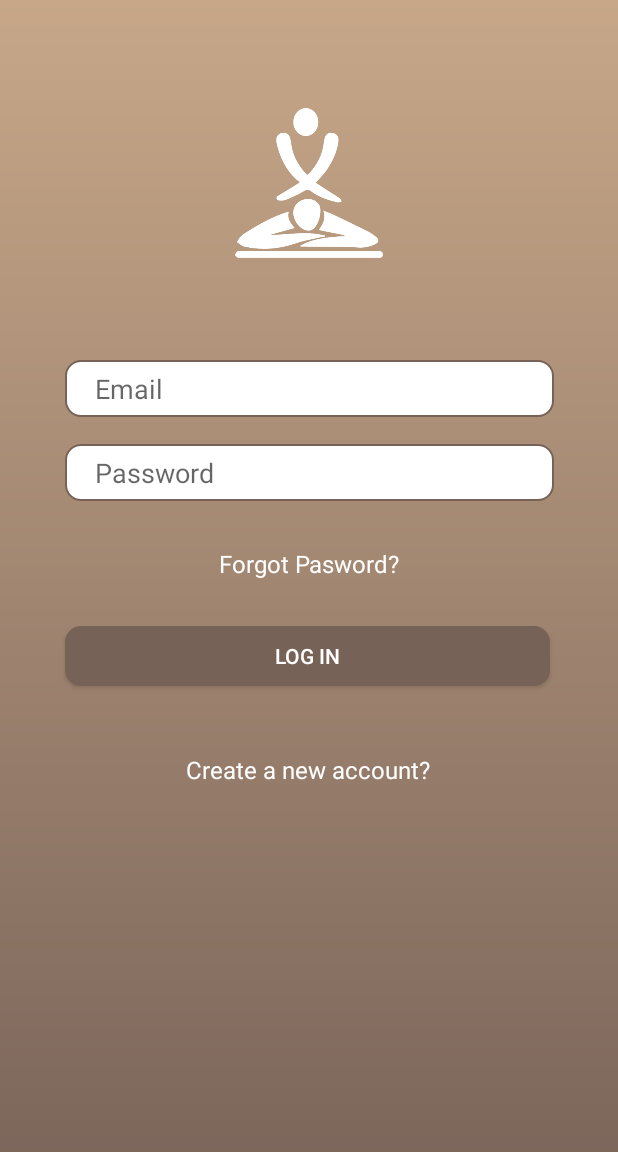
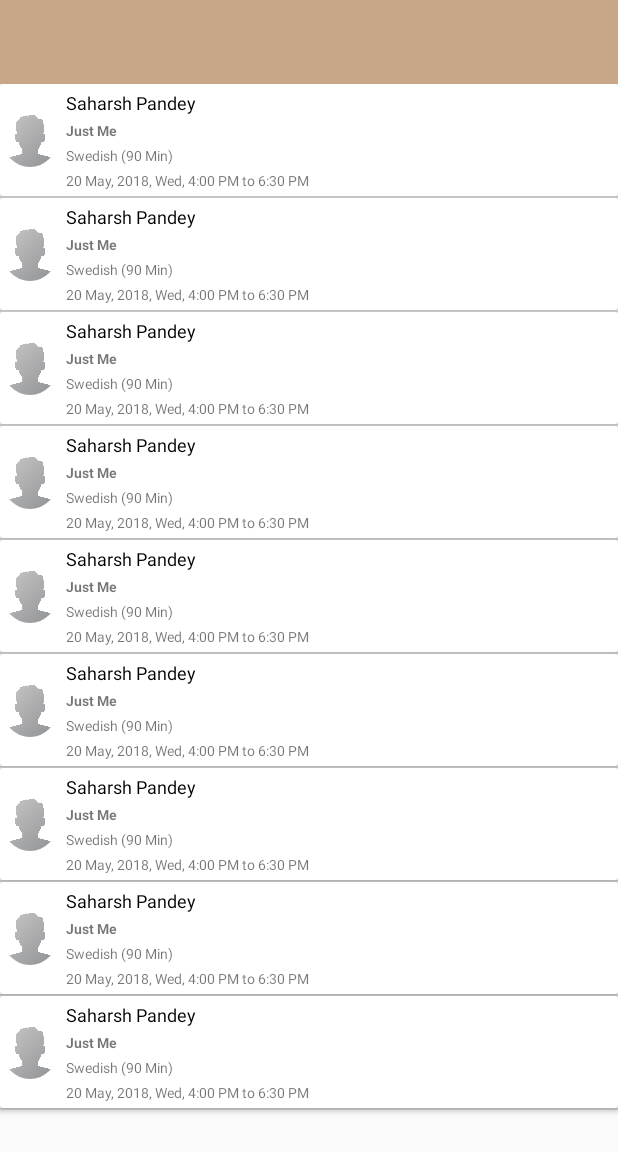
Before and after one commit to AndroWork/Massageolly, an Android app: the screen it shows after launch (LogIn before the commit, ClientsList after it), on a phone screen of 412 x 824 dp. Shown: the top 1152 px of the screen. Run offline under Robolectric (Android 15) with nearby library versions, the phone set to English and light mode, and no system bars; our stand-ins replace CircleImageView.

Commit message:
Recycler View for Client List

```diff
--- a/app/build.gradle
+++ b/app/build.gradle
@@ -21,6 +21,7 @@ android {
 dependencies {
     implementation fileTree(dir: 'libs', include: ['*.jar'])
     implementation 'com.android.support:appcompat-v7:27.1.1'
+    implementation 'com.android.support:cardview-v7:27.1.1'
     implementation 'com.android.support.constraint:constraint-layout:1.1.3'
     implementation 'com.android.support:support-v4:27.1.1'
     implementation 'com.android.support:design:27.1.1'
--- /dev/null
+++ b/app/src/main/java/ca/massageinhome/massageolly_therapist/ClientsList.java
@@ -0,0 +1,65 @@
+package ca.massageinhome.massageolly_therapist;
+
+import android.support.v7.app.AppCompatActivity;
+import android.os.Bundle;
+import android.support.v7.widget.DefaultItemAnimator;
+import android.support.v7.widget.DividerItemDecoration;
+import android.support.v7.widget.LinearLayoutManager;
+import android.support.v7.widget.RecyclerView;
+
+import java.util.ArrayList;
+import java.util.List;
+
+public class ClientsList extends AppCompatActivity {
+
+    RecyclerView recyclerView ;
+    private List<Users> usersList = new ArrayList<>();
+    private RequestsAdapter mAdapter;
+    @Override
+    protected void onCreate(Bundle savedInstanceState) {
+        super.onCreate(savedInstanceState);
+        setContentView(R.layout.activity_clients_list);
+
+        recyclerView = findViewById(R.id.recyclerView);
+        mAdapter = new RequestsAdapter(usersList);
+        RecyclerView.LayoutManager mLayoutManager = new LinearLayoutManager(getApplicationContext());
+        recyclerView.setLayoutManager(mLayoutManager);
+        recyclerView.setItemAnimator(new DefaultItemAnimator());
+        recyclerView.addItemDecoration(new DividerItemDecoration(this, LinearLayoutManager.VERTICAL));
+        recyclerView.setAdapter(mAdapter);
+
+        prepareMovieData();
+    }
+
+    private void prepareMovieData() {
+        Users movie = new Users(R.drawable.profile, "Saharsh Pandey", "Just Me", "Swedish (90 Min)","20 May, 2018, Wed, 4:00 PM to 6:30 PM");
+        usersList.add(movie);
+
+        movie = new Users(R.drawable.profile, "Saharsh Pandey", "Just Me", "Swedish (90 Min)","20 May, 2018, Wed, 4:00 PM to 6:30 PM");
+        usersList.add(movie);
+
+        movie = new Users(R.drawable.profile, "Saharsh Pandey", "Just Me", "Swedish (90 Min)","20 May, 2018, Wed, 4:00 PM to 6:30 PM");
+        usersList.add(movie);
+
+        movie = new Users(R.drawable.profile, "Saharsh Pandey", "Just Me", "Swedish (90 Min)","20 May, 2018, Wed, 4:00 PM to 6:30 PM");
+        usersList.add(movie);
+
+        movie = new Users(R.drawable.profile, "Saharsh Pandey", "Just Me", "Swedish (90 Min)","20 May, 2018, Wed, 4:00 PM to 6:30 PM");
+        usersList.add(movie);
+
+        movie = new Users(R.drawable.profile, "Saharsh Pandey", "Just Me", "Swedish (90 Min)","20 May, 2018, Wed, 4:00 PM to 6:30 PM");
+        usersList.add(movie);
+
+        movie = new Users(R.drawable.profile, "Saharsh Pandey", "Just Me", "Swedish (90 Min)","20 May, 2018, Wed, 4:00 PM to 6:30 PM");
+        usersList.add(movie);
+
+        movie = new Users(R.drawable.profile, "Saharsh Pandey", "Just Me", "Swedish (90 Min)","20 May, 2018, Wed, 4:00 PM to 6:30 PM");
+        usersList.add(movie);
+
+        movie = new Users(R.drawable.profile, "Saharsh Pandey", "Just Me", "Swedish (90 Min)","20 May, 2018, Wed, 4:00 PM to 6:30 PM");
+        usersList.add(movie);
+
+        mAdapter.notifyDataSetChanged();
+
+    }
+}
--- a/app/src/main/java/ca/massageinhome/massageolly_therapist/MainActivity.java
+++ b/app/src/main/java/ca/massageinhome/massageolly_therapist/MainActivity.java
@@ -23,14 +23,6 @@ public class MainActivity extends AppCompatActivity
         Toolbar toolbar = (Toolbar) findViewById(R.id.toolbar);
         setSupportActionBar(toolbar);
 
-        FloatingActionButton fab = (FloatingActionButton) findViewById(R.id.fab);
-        fab.setOnClickListener(new View.OnClickListener() {
-            @Override
-            public void onClick(View view) {
-                Snackbar.make(view, "Replace with your own action", Snackbar.LENGTH_LONG)
-                        .setAction("Action", null).show();
-            }
-        });
 
         DrawerLayout drawer = (DrawerLayout) findViewById(R.id.drawer_layout);
         ActionBarDrawerToggle toggle = new ActionBarDrawerToggle(
--- /dev/null
+++ b/app/src/main/java/ca/massageinhome/massageolly_therapist/RequestsAdapter.java
@@ -0,0 +1,60 @@
+package ca.massageinhome.massageolly_therapist;
+
+
+import android.support.v7.widget.RecyclerView;
+import android.view.LayoutInflater;
+import android.view.View;
+import android.view.ViewGroup;
+import android.widget.TextView;
+
+import java.util.List;
+
+import de.hdodenhof.circleimageview.CircleImageView;
+
+public class RequestsAdapter extends RecyclerView.Adapter<RequestsAdapter.MyViewHolder> {
+
+        private List<Users> usersList;
+
+        public class MyViewHolder extends RecyclerView.ViewHolder {
+            public TextView name, type, category, time;
+            public CircleImageView image;
+
+            public MyViewHolder(View view) {
+                super(view);
+                name = (TextView) view.findViewById(R.id.user_name);
+                type = (TextView) view.findViewById(R.id.user_type);
+                category = (TextView) view.findViewById(R.id.user_category);
+                time = (TextView) view.findViewById(R.id.user_time);
+                image = view.findViewById(R.id.user_profile);
+            }
+        }
+
+
+        public RequestsAdapter(List<Users> usersList) {
+            this.usersList = usersList;
+        }
+
+        @Override
+        public MyViewHolder onCreateViewHolder(ViewGroup parent, int viewType) {
+            View itemView = LayoutInflater.from(parent.getContext())
+                    .inflate(R.layout.all_request_layout, parent, false);
+
+            return new MyViewHolder(itemView);
+        }
+
+        @Override
+        public void onBindViewHolder(MyViewHolder holder, int position) {
+            Users users = usersList.get(position);
+            holder.name.setText(users.getName());
+            holder.type.setText(users.getType());
+            holder.category.setText(users.getCategory());
+            holder.time.setText(users.getTime());
+            holder.image.setImageResource(users.getImage());
+        }
+
+        @Override
+        public int getItemCount() {
+            return usersList.size();
+        }
+
+}
--- /dev/null
+++ b/app/src/main/java/ca/massageinhome/massageolly_therapist/Users.java
@@ -0,0 +1,56 @@
+package ca.massageinhome.massageolly_therapist;
+
+public class Users {
+
+    public String name,type,category,time;
+
+    public int image;
+    public Users(int image,String name,String type, String category, String time)
+    {
+        this.image = image;
+        this.name = name;
+        this.type = type;
+        this.category = category;
+        this.time = time;
+    }
+
+    public int getImage() {
+        return image;
+    }
+
+    public void setImage(int image) {
+        this.image = image;
+    }
+
+    public String getName() {
+        return name;
+    }
+
+    public void setName(String name) {
+        this.name = name;
+    }
+
+    public String getType() {
+        return type;
+    }
+
+    public void setType(String type) {
+        this.type = type;
+    }
+
+    public String getCategory() {
+        return category;
+    }
+
+    public void setCategory(String category) {
+        this.category = category;
+    }
+
+    public String getTime() {
+        return time;
+    }
+
+    public void setTime(String time) {
+        this.time = time;
+    }
+}
--- /dev/null
+++ b/app/src/main/res/layout/activity_clients_list.xml
@@ -0,0 +1,21 @@
+<?xml version="1.0" encoding="utf-8"?>
+<RelativeLayout xmlns:android="http://schemas.android.com/apk/res/android"
+    xmlns:app="http://schemas.android.com/apk/res-auto"
+    xmlns:tools="http://schemas.android.com/tools"
+    android:layout_width="match_parent"
+    android:layout_height="match_parent"
+    tools:context=".ClientsList">
+
+<include layout="@layout/app_bar_main"
+    android:id="@+id/toolbar"
+    >
+</include>
+    <android.support.v7.widget.RecyclerView
+        android:id="@+id/recyclerView"
+        android:layout_below="@id/toolbar"
+        android:layout_width="match_parent"
+        android:layout_height="match_parent"
+        >
+
+    </android.support.v7.widget.RecyclerView>
+</RelativeLayout>
--- /dev/null
+++ b/app/src/main/res/layout/all_request_layout.xml
@@ -0,0 +1,65 @@
+<?xml version="1.0" encoding="utf-8"?>
+<android.support.v7.widget.CardView xmlns:android="http://schemas.android.com/apk/res/android"
+    android:orientation="vertical" android:layout_width="match_parent"
+    android:layout_height="wrap_content">
+
+<LinearLayout
+    android:layout_width="match_parent"
+    android:layout_height="match_parent"
+    android:orientation="horizontal"
+
+    >
+    <de.hdodenhof.circleimageview.CircleImageView
+        android:layout_gravity="center"
+        android:padding="2dp"
+        android:id="@+id/user_profile"
+        android:layout_width="40dp"
+        android:layout_height="40dp"
+        android:src="@drawable/profile"
+        />
+    <LinearLayout
+        android:padding="4dp"
+        android:layout_width="match_parent"
+        android:layout_height="wrap_content"
+        android:orientation="vertical"
+        >
+        <TextView
+            android:id="@+id/user_name"
+            android:layout_width="wrap_content"
+            android:layout_height="wrap_content"
+            android:text="Saharsh Pandey"
+            android:textColor="@android:color/black"
+            android:textSize="12sp"
+            />
+        <TextView
+            android:id="@+id/user_type"
+            android:layout_width="wrap_content"
+            android:layout_height="wrap_content"
+            android:text="Just Me"
+            android:textSize="9sp"
+            android:textStyle="bold"
+            android:layout_marginTop="4dp"
+            />
+        <TextView
+            android:id="@+id/user_category"
+            android:layout_width="wrap_content"
+            android:layout_height="wrap_content"
+            android:text="Swedish (90 Min)"
+            android:textSize="9sp"
+            android:layout_marginTop="4dp"
+            />
+        <TextView
+            android:id="@+id/user_time"
+            android:layout_width="wrap_content"
+            android:layout_height="wrap_content"
+            android:text="20 May, 2018, Wed, 4:00 PM to 6:30 PM"
+            android:textSize="9sp"
+            android:layout_marginTop="4dp"
+            />
+
+    </LinearLayout>
+
+
+</LinearLayout>
+
+</android.support.v7.widget.CardView>
--- a/app/src/main/res/layout/app_bar_main.xml
+++ b/app/src/main/res/layout/app_bar_main.xml
@@ -3,7 +3,7 @@
     xmlns:app="http://schemas.android.com/apk/res-auto"
     xmlns:tools="http://schemas.android.com/tools"
     android:layout_width="match_parent"
-    android:layout_height="match_parent"
+    android:layout_height="wrap_content"
     tools:context=".MainActivity">
 
     <android.support.design.widget.AppBarLayout
@@ -20,14 +20,6 @@
 
     </android.support.design.widget.AppBarLayout>
 
-    <include layout="@layout/content_main" />
 
-    <android.support.design.widget.FloatingActionButton
-        android:id="@+id/fab"
-        android:layout_width="wrap_content"
-        android:layout_height="wrap_content"
-        android:layout_gravity="bottom|end"
-        android:layout_margin="@dimen/fab_margin"
-        app:srcCompat="@android:drawable/ic_dialog_email" />
 
 </android.support.design.widget.CoordinatorLayout>
--- a/app/src/main/res/values/styles.xml
+++ b/app/src/main/res/values/styles.xml
@@ -1,7 +1,7 @@
 <resources>
 
     <!-- Base application theme. -->
-    <style name="AppTheme" parent="Theme.AppCompat.Light.DarkActionBar">
+    <style name="AppTheme" parent="Theme.AppCompat.Light.NoActionBar">
         <!-- Customize your theme here. -->
         <item name="colorPrimary">@color/colorPrimary</item>
         <item name="colorPrimaryDark">@color/colorPrimaryDark</item>
```
Also changed, not shown: app/src/main/AndroidManifest.xml (+9 -5 lines), app/src/main/res/drawable/rightarrow.png (added).
